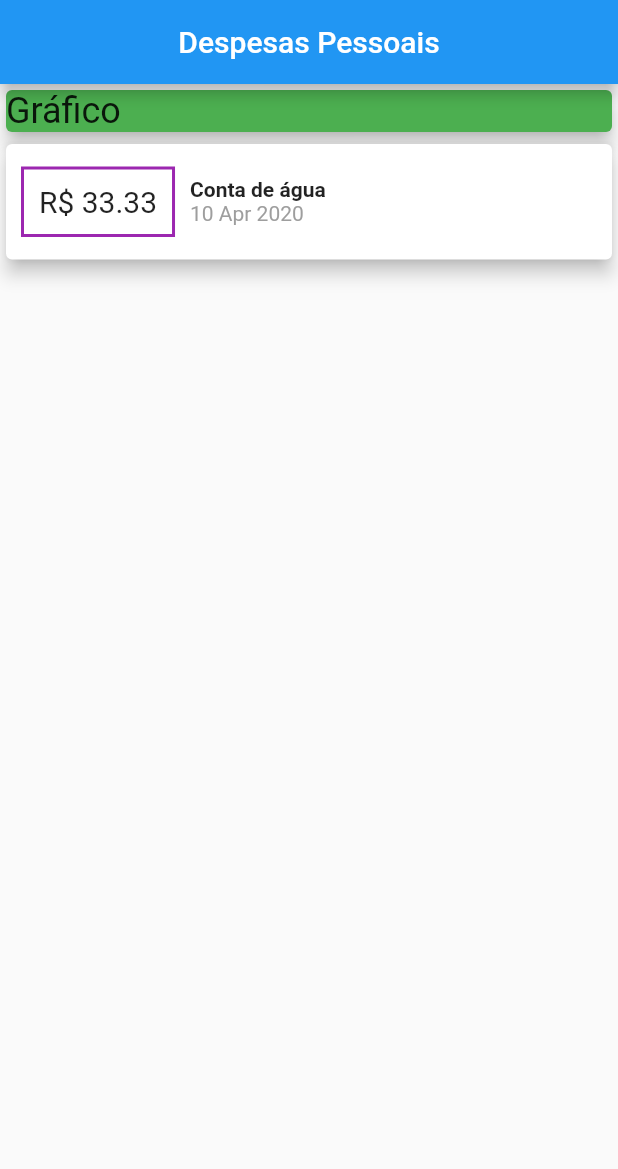
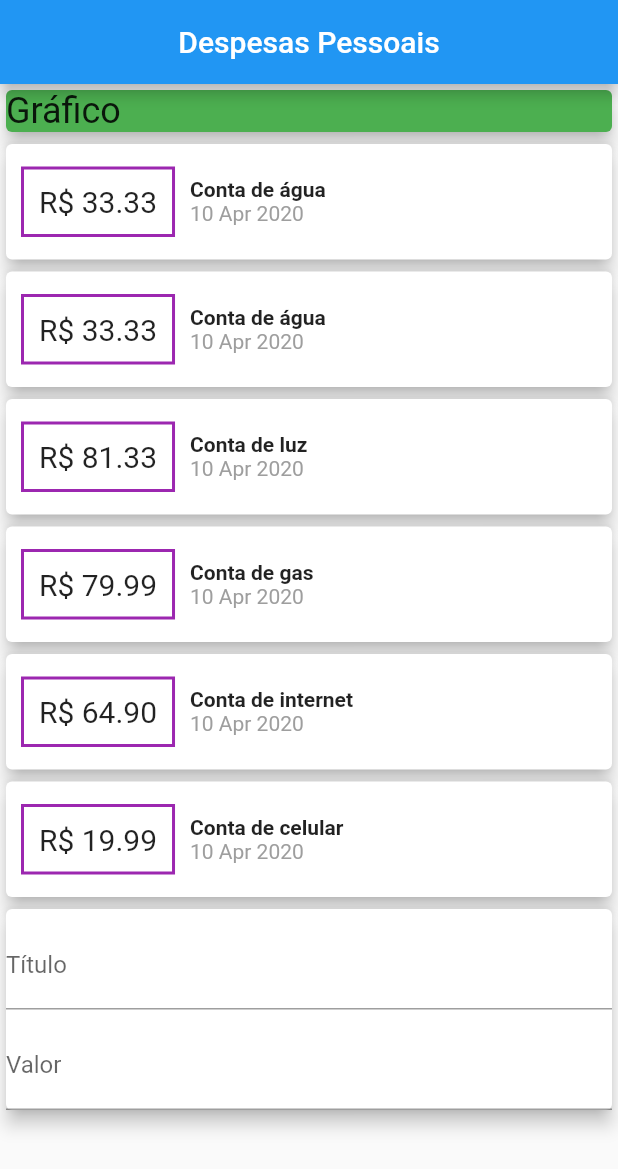
Before and after one commit to brandaoti/flutter-expenses-app, a Flutter app: the screen it shows after launch, on a phone screen of 412 x 824 dp. Shown: the top 1169 px of the screen. Run offline on Flutter 3.47's test engine with Material 2 defaults, Android fonts, the phone set to English and light mode, and no system bars.

Commit message:
Adicionado formularios, titulo e valor

```diff
--- a/lib/components/expenses_app.dart
+++ b/lib/components/expenses_app.dart
@@ -17,7 +17,39 @@ class _ExpensesAppState extends State<ExpensesApp> {
       title: 'Conta de água',
       value: 33.33,
       date: DateTime.now(),
-    )
+    ),
+    // add novas informações pra testar a lista;
+    // TODO: Será removido em breve.
+    Transaction(
+      id: Random().nextDouble().toString(),
+      title: 'Conta de água',
+      value: 33.33,
+      date: DateTime.now(),
+    ),
+    Transaction(
+      id: Random().nextDouble().toString(),
+      title: 'Conta de luz',
+      value: 81.33,
+      date: DateTime.now(),
+    ),
+    Transaction(
+      id: Random().nextDouble().toString(),
+      title: 'Conta de gas',
+      value: 79.99,
+      date: DateTime.now(),
+    ),
+    Transaction(
+      id: Random().nextDouble().toString(),
+      title: 'Conta de internet',
+      value: 64.90,
+      date: DateTime.now(),
+    ),
+    Transaction(
+      id: Random().nextDouble().toString(),
+      title: 'Conta de celular',
+      value: 19.99,
+      date: DateTime.now(),
+    ),
   ];
 
   @override
@@ -40,7 +72,30 @@ class _ExpensesAppState extends State<ExpensesApp> {
             ),
           ),
           // Exibindo lista de informações
-          TransactionList(_transaction)
+          TransactionList(_transaction),
+          // Exibindo formulario de texto
+          Card(
+            elevation: 5,
+            child: Column(
+              children: <Widget>[
+                SizedBox(height: 8),
+                // Titulo
+                TextFormField(
+                  decoration: InputDecoration(
+                    labelText: 'Título',
+                  ),
+                ),
+
+                SizedBox(height: 8),
+                // Valor
+                TextFormField(
+                  decoration: InputDecoration(
+                    labelText: 'Valor',
+                  ),
+                ),
+              ],
+            ),
+          ),
         ],
       ),
     );
```
